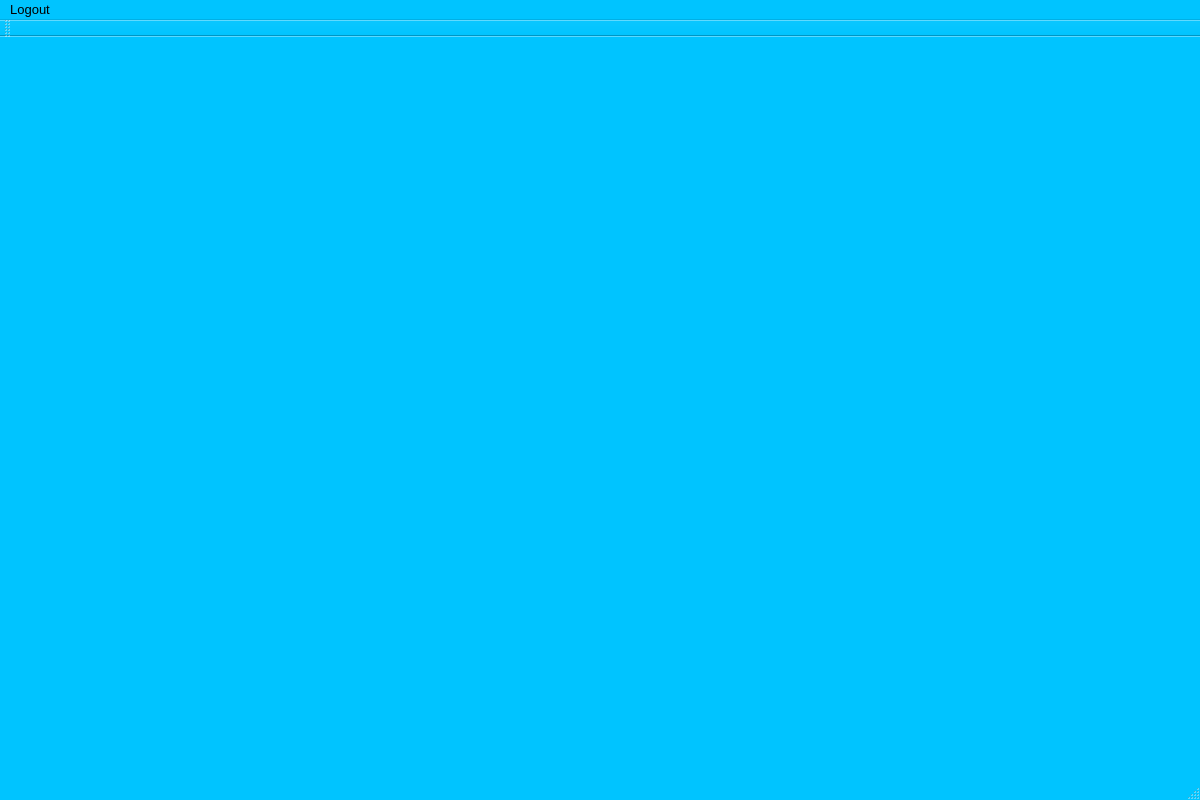
First picture: the form in ALAYO/mainwindow.ui, repository akarapetian/ALAYO---Project-2, before the edit.
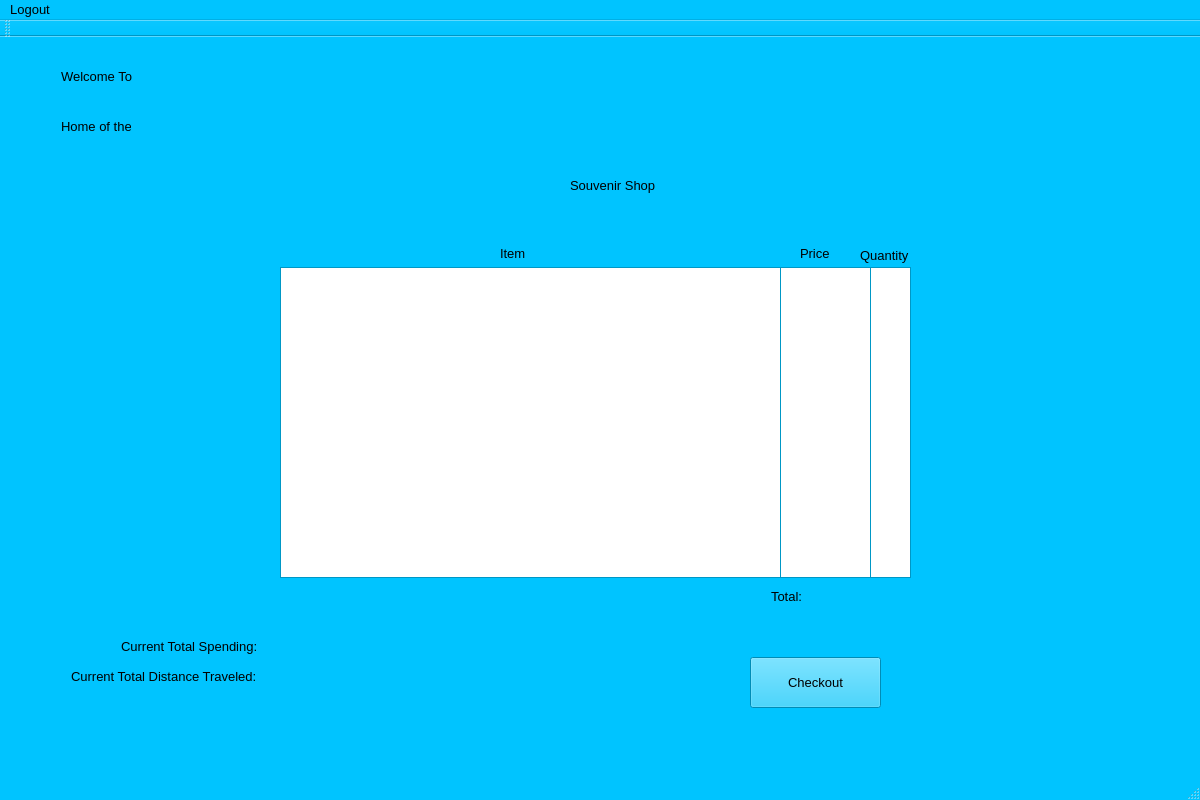
Second picture: the form after the edit. The open tabs and pages were chosen to show the change.

The edit to the form file:
```diff
--- a/ALAYO/mainwindow.ui
+++ b/ALAYO/mainwindow.ui
@@ -931,9 +931,9 @@
     <property name="geometry">
      <rect>
       <x>0</x>
-      <y>32</y>
+      <y>10</y>
       <width>1201</width>
-      <height>761</height>
+      <height>791</height>
      </rect>
     </property>
     <property name="sizePolicy">
@@ -1899,9 +1899,9 @@
       <property name="geometry">
        <rect>
         <x>0</x>
-        <y>-20</y>
+        <y>-40</y>
         <width>1201</width>
-        <height>781</height>
+        <height>801</height>
        </rect>
       </property>
       <property name="currentIndex">
@@ -1994,7 +1994,7 @@
           <x>0</x>
           <y>-30</y>
           <width>1191</width>
-          <height>761</height>
+          <height>811</height>
          </rect>
         </property>
         <property name="currentIndex">
@@ -2211,18 +2211,230 @@
           </property>
          </widget>
         </widget>
-        <widget class="QWidget" name="singleSelectionPage">
-         <widget class="QPushButton" name="singleSelectionPageBackButton">
+        <widget class="QWidget" name="onTripPage">
+         <widget class="QLabel" name="label_33">
           <property name="geometry">
            <rect>
-            <x>60</x>
-            <y>50</y>
-            <width>121</width>
-            <height>41</height>
+            <x>61</x>
+            <y>91</y>
+            <width>72</width>
+            <height>16</height>
            </rect>
           </property>
           <property name="text">
-           <string>Back</string>
+           <string>Welcome To</string>
+          </property>
+         </widget>
+         <widget class="QLabel" name="currentStadiumNameLabel">
+          <property name="geometry">
+           <rect>
+            <x>139</x>
+            <y>91</y>
+            <width>231</width>
+            <height>16</height>
+           </rect>
+          </property>
+          <property name="text">
+           <string/>
+          </property>
+         </widget>
+         <widget class="QLabel" name="label_35">
+          <property name="geometry">
+           <rect>
+            <x>61</x>
+            <y>141</y>
+            <width>70</width>
+            <height>16</height>
+           </rect>
+          </property>
+          <property name="text">
+           <string>Home of the</string>
+          </property>
+         </widget>
+         <widget class="QLabel" name="currentTeamNameLabel">
+          <property name="geometry">
+           <rect>
+            <x>137</x>
+            <y>141</y>
+            <width>221</width>
+            <height>16</height>
+           </rect>
+          </property>
+          <property name="text">
+           <string/>
+          </property>
+         </widget>
+         <widget class="QLabel" name="label_34">
+          <property name="geometry">
+           <rect>
+            <x>570</x>
+            <y>200</y>
+            <width>91</width>
+            <height>16</height>
+           </rect>
+          </property>
+          <property name="text">
+           <string>Souvenir Shop</string>
+          </property>
+         </widget>
+         <widget class="QPushButton" name="checkoutButton">
+          <property name="geometry">
+           <rect>
+            <x>750</x>
+            <y>680</y>
+            <width>131</width>
+            <height>51</height>
+           </rect>
+          </property>
+          <property name="text">
+           <string>Checkout</string>
+          </property>
+         </widget>
+         <widget class="QLabel" name="label_36">
+          <property name="geometry">
+           <rect>
+            <x>121</x>
+            <y>661</y>
+            <width>138</width>
+            <height>16</height>
+           </rect>
+          </property>
+          <property name="text">
+           <string>Current Total Spending:</string>
+          </property>
+         </widget>
+         <widget class="QLabel" name="label_37">
+          <property name="geometry">
+           <rect>
+            <x>71</x>
+            <y>691</y>
+            <width>187</width>
+            <height>16</height>
+           </rect>
+          </property>
+          <property name="text">
+           <string>Current Total Distance Traveled:</string>
+          </property>
+         </widget>
+         <widget class="QLabel" name="currentTotalSpendingLabel">
+          <property name="geometry">
+           <rect>
+            <x>265</x>
+            <y>661</y>
+            <width>51</width>
+            <height>16</height>
+           </rect>
+          </property>
+          <property name="text">
+           <string/>
+          </property>
+         </widget>
+         <widget class="QLabel" name="currentTotalDistanceLabel">
+          <property name="geometry">
+           <rect>
+            <x>264</x>
+            <y>691</y>
+            <width>55</width>
+            <height>16</height>
+           </rect>
+          </property>
+          <property name="text">
+           <string/>
+          </property>
+         </widget>
+         <widget class="QListWidget" name="tripSouvenirNameListWidget">
+          <property name="geometry">
+           <rect>
+            <x>280</x>
+            <y>290</y>
+            <width>501</width>
+            <height>311</height>
+           </rect>
+          </property>
+         </widget>
+         <widget class="QListWidget" name="tripSouvenirPriceListWidget">
+          <property name="geometry">
+           <rect>
+            <x>780</x>
+            <y>290</y>
+            <width>91</width>
+            <height>311</height>
+           </rect>
+          </property>
+         </widget>
+         <widget class="QLabel" name="label_38">
+          <property name="geometry">
+           <rect>
+            <x>800</x>
+            <y>270</y>
+            <width>47</width>
+            <height>13</height>
+           </rect>
+          </property>
+          <property name="text">
+           <string>Price</string>
+          </property>
+         </widget>
+         <widget class="QLabel" name="label_39">
+          <property name="geometry">
+           <rect>
+            <x>500</x>
+            <y>270</y>
+            <width>47</width>
+            <height>13</height>
+           </rect>
+          </property>
+          <property name="text">
+           <string>Item</string>
+          </property>
+         </widget>
+         <widget class="QLabel" name="label_40">
+          <property name="geometry">
+           <rect>
+            <x>771</x>
+            <y>611</y>
+            <width>34</width>
+            <height>16</height>
+           </rect>
+          </property>
+          <property name="text">
+           <string>Total:</string>
+          </property>
+         </widget>
+         <widget class="QLabel" name="currentTotalAtLocationLabel">
+          <property name="geometry">
+           <rect>
+            <x>819</x>
+            <y>611</y>
+            <width>91</width>
+            <height>20</height>
+           </rect>
+          </property>
+          <property name="text">
+           <string/>
+          </property>
+         </widget>
+         <widget class="QListWidget" name="tripSouvenirQuantityListWidget">
+          <property name="geometry">
+           <rect>
+            <x>870</x>
+            <y>290</y>
+            <width>41</width>
+            <height>311</height>
+           </rect>
+          </property>
+         </widget>
+         <widget class="QLabel" name="label_41">
+          <property name="geometry">
+           <rect>
+            <x>860</x>
+            <y>270</y>
+            <width>51</width>
+            <height>16</height>
+           </rect>
+          </property>
+          <property name="text">
+           <string>Quantity</string>
           </property>
          </widget>
         </widget>
```
Left out of the diff: 541 changed lines with no effect on the pictures.
